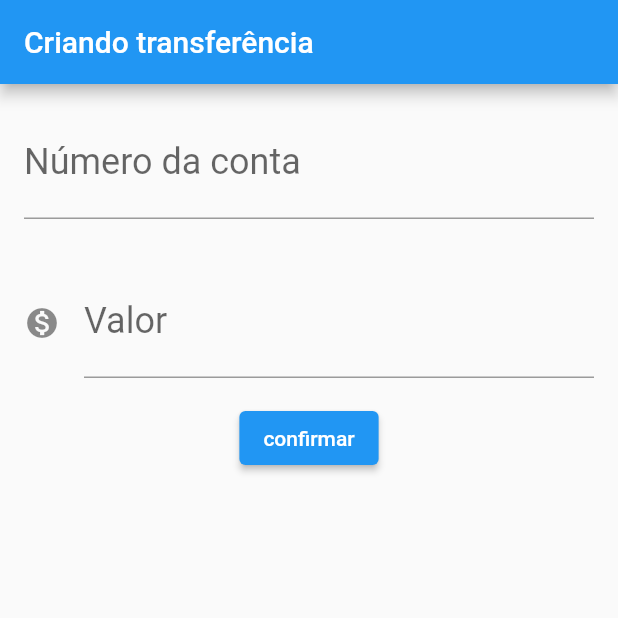
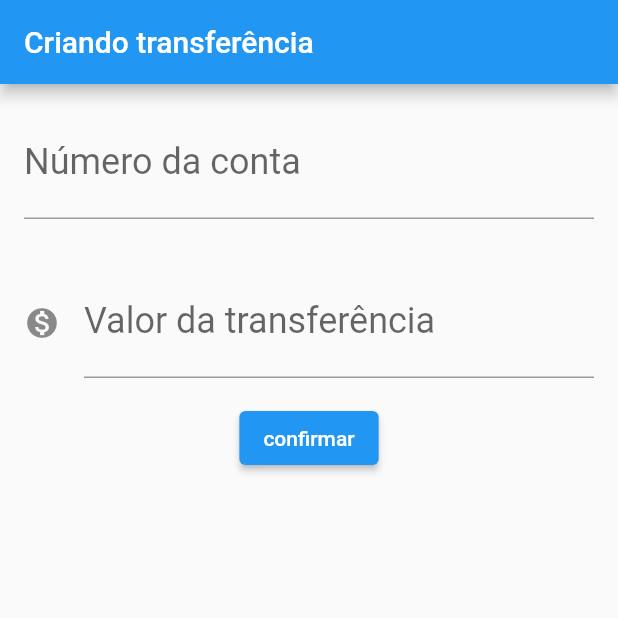
Before and after one commit to hi-im-yan/bytebank, a Flutter app: the screen it shows after launch, after a tap on "confirmar", on a phone screen of 412 x 824 dp, the top half of it. Run offline on Flutter 3.47's test engine with Material 2 defaults, Android fonts, the phone set to English and light mode, and no system bars.

```diff
--- a/lib/main.dart
+++ b/lib/main.dart
@@ -29,40 +29,32 @@ class FormularioTransferencia extends StatelessWidget {
         ),
         body: Column(
           children: [
-            Padding(
-              padding: const EdgeInsets.all(16.0),
-              child: TextField(
+            Editor(
               controller: _numeroContaController,
-                style: TextStyle(fontSize: 24.0),
-                decoration: InputDecoration(
-                  labelText: 'Número da conta',
-                  hintText: '0000',
+              label: 'Número da conta',
+              hint: '0000',
             ),
-                keyboardType: TextInputType.number,
-              ),
-            ),
-            Padding(
-              padding: const EdgeInsets.all(16.0),
-              child: TextField(
+            Editor(
               controller: _valorController,
-                style: TextStyle(fontSize: 24.0),
-                decoration: InputDecoration(
-                  icon: Icon(Icons.monetization_on),
-                  labelText: 'Valor',
-                  hintText: '0000',
-                ),
-                keyboardType: TextInputType.number,
-              ),
+              label: 'Valor da transferência',
+              hint: '0000',
+              icon: Icons.monetization_on,
             ),
             ElevatedButton(
-              onPressed: () {
-                debugPrint('clicou em confirmar');
-                final int? numeroConta = int.tryParse(_numeroContaController.text);
+              onPressed: () => _criaTransferencia(context),
+              child: Text('confirmar'),
+            )
+          ],
+        ));
+  }
+
+  void _criaTransferencia(BuildContext context) {
+    final int? numeroConta =
+        int.tryParse(_numeroContaController.text);
     final double? valor = double.tryParse(_valorController.text);
 
-                if(numeroConta != null && valor != null) {
+    if (numeroConta != null && valor != null) {
       final transferenciaCriada = Transferencia(valor, numeroConta);
-                  debugPrint('$transferenciaCriada');
 
       ScaffoldMessenger.of(context).showSnackBar(
         SnackBar(
@@ -70,12 +62,36 @@ class FormularioTransferencia extends StatelessWidget {
         ),
       );
     }
+  }
+}
 
-              },
-              child: Text('confirmar'),
-            )
-          ],
-        ));
+class Editor extends StatelessWidget {
+  final TextEditingController controller;
+  final String label;
+  final String hint;
+  final IconData? icon;
+
+  Editor(
+      {required this.controller,
+      required this.label,
+      required this.hint,
+      this.icon});
+
+  @override
+  Widget build(BuildContext context) {
+    return Padding(
+      padding: const EdgeInsets.all(16.0),
+      child: TextField(
+        controller: controller,
+        style: TextStyle(fontSize: 24.0),
+        decoration: InputDecoration(
+          icon: icon != null ? Icon(icon) : null,
+          labelText: label,
+          hintText: hint,
+        ),
+        keyboardType: TextInputType.number,
+      ),
+    );
   }
 }
 
```
Lines whose indentation alone changed are shown as unchanged.
